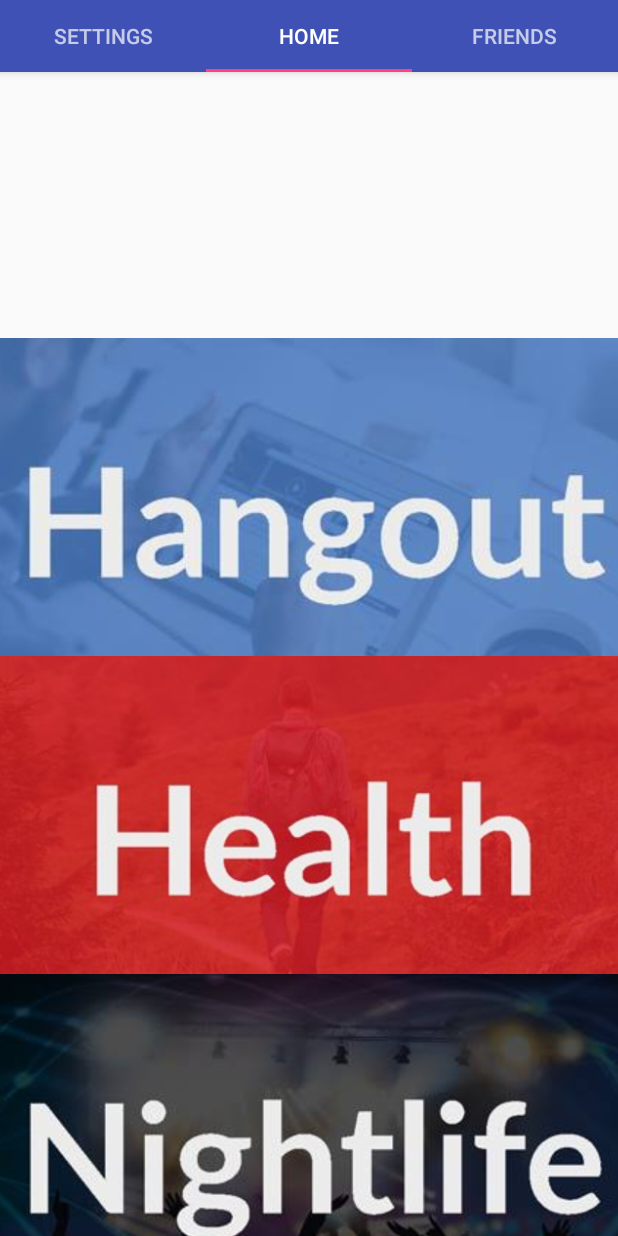
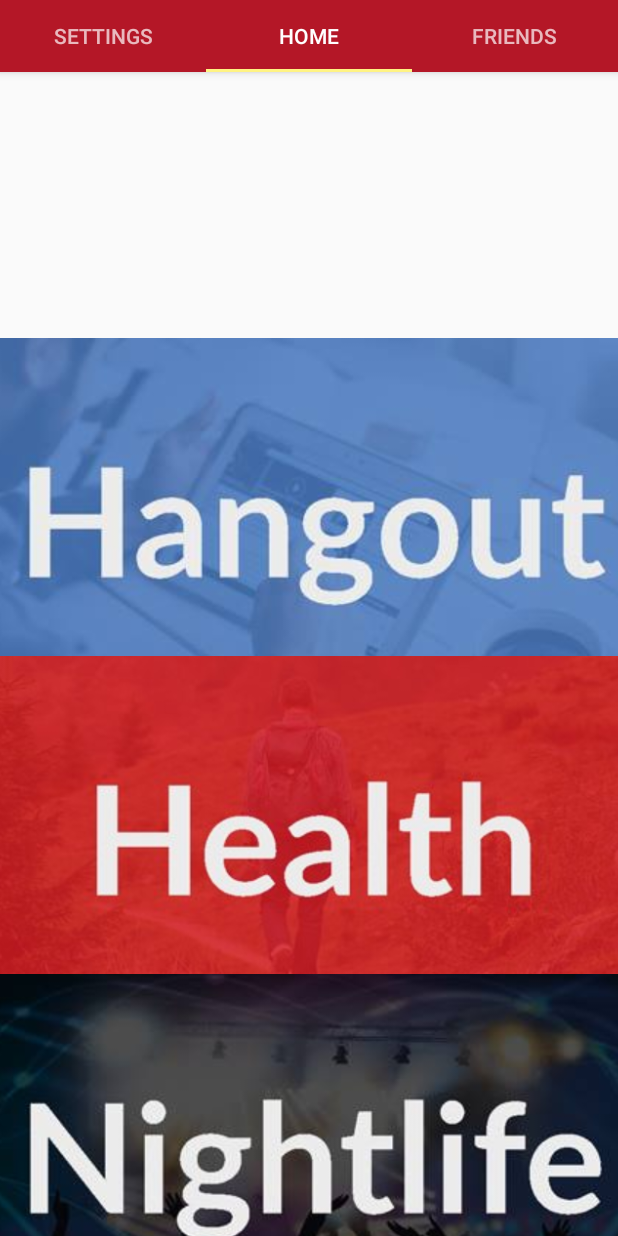
Before and after one commit to Pandahead33/HackOH-IO_2016, an Android app: the MainTabActivity screen opened directly, with no data from a screen before it, tab 2 chosen, on a phone screen of 412 x 824 dp. Run offline under Robolectric (Android 15) with nearby library versions, the phone set to English and light mode, and no system bars; libraries missing offline, so code that uses them is left out: com.facebook; 3 statements that could not run were skipped.

Commit message:
Change colors, fix settings

```diff
--- a/android/HackOHIO_2016/app/src/main/java/com/example/loganpatino/hackohio2016/SettingsFragment.java
+++ b/android/HackOHIO_2016/app/src/main/java/com/example/loganpatino/hackohio2016/SettingsFragment.java
@@ -73,7 +73,7 @@ public class SettingsFragment extends Fragment {
         notificationSwitch.setOnCheckedChangeListener(new CompoundButton.OnCheckedChangeListener() {
             @Override
             public void onCheckedChanged(CompoundButton buttonView, boolean isChecked) {
-                setReceiveNotificationSetting(isChecked);
+                //setReceiveNotificationSetting(isChecked);
             }
         });
 
@@ -96,18 +96,12 @@ public class SettingsFragment extends Fragment {
             @Override
             public void onStopTrackingTouch(SeekBar seekBar) {
                 int distance = seekBar.getProgress();
-                setDistance(distance);
+                //setDistance(distance);
             }
         });
 
         return view;
         };
-
-    public void locateButt(View view)
-    {
-        /*Intent intent = new Intent(getActivity(), .class);
-        startActivity(intent);*/
-    }
 
     // TODO: Rename method, update argument and hook method into UI event
     public void onButtonPressed(Uri uri) {
--- a/android/HackOHIO_2016/app/src/main/res/values/colors.xml
+++ b/android/HackOHIO_2016/app/src/main/res/values/colors.xml
@@ -1,6 +1,6 @@
 <?xml version="1.0" encoding="utf-8"?>
 <resources>
-    <color name="colorPrimary">#3F51B5</color>
-    <color name="colorPrimaryDark">#303F9F</color>
-    <color name="colorAccent">#FF4081</color>
+    <color name="colorPrimary">#b41727</color>
+    <color name="colorPrimaryDark">#7e111b</color>
+    <color name="colorAccent">#fff383</color>
 </resources>
```
